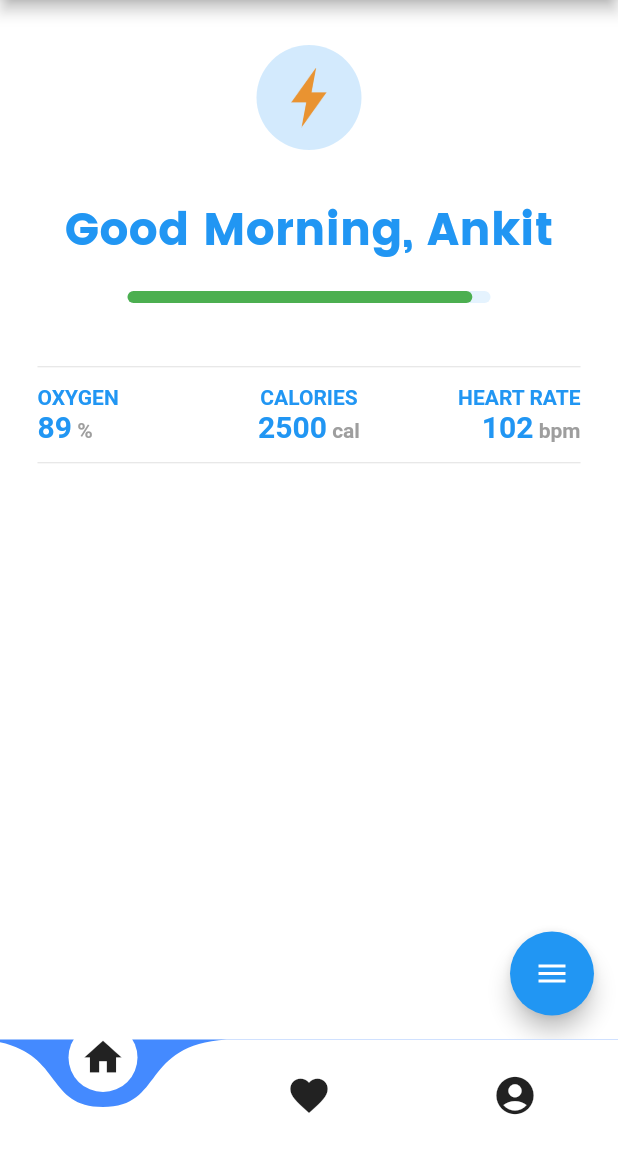
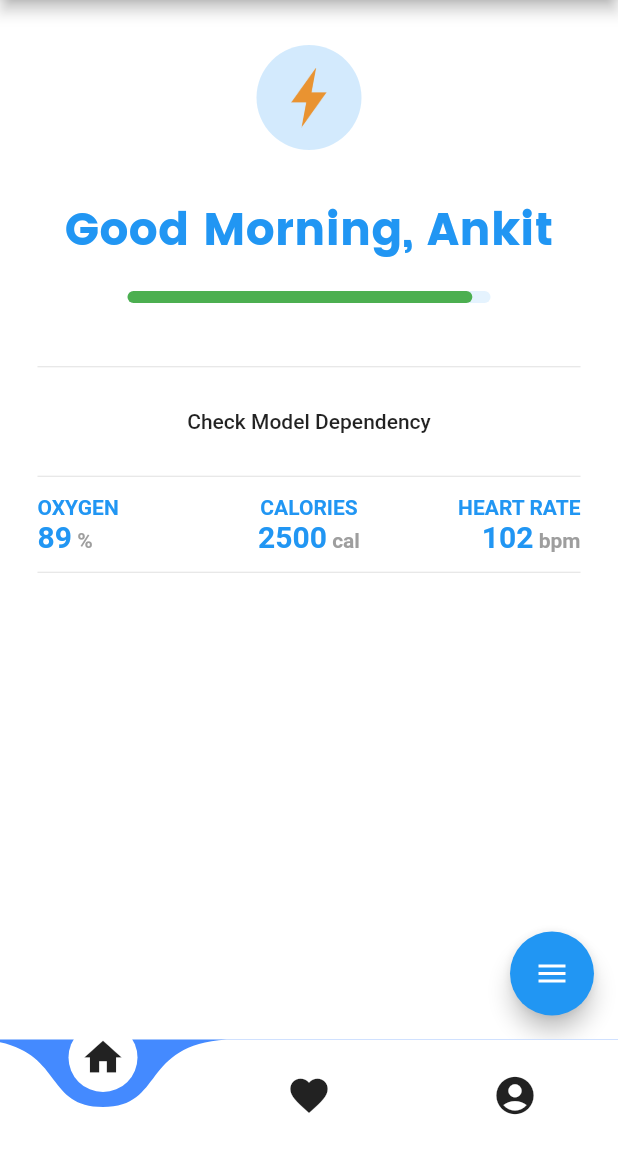
Before and after one commit to ankitvashisht12/sepsis-app, a Flutter app: the screen it shows after launch, on a phone screen of 412 x 824 dp, the part 84-1236 px from its top. Run offline on Flutter 3.47's test engine with Material 2 defaults, Android fonts, the phone set to English and light mode, and no system bars; drawn by our look-alikes of curved_navigation_bar, flutter_speed_dial, percent_indicator.

Commit message:
Added model dependency in dashboard

```diff
--- a/lib/main.dart
+++ b/lib/main.dart
@@ -3,6 +3,7 @@ import 'package:curved_navigation_bar/curved_navigation_bar.dart';
 import 'screens/dashboard.dart';
 import 'screens/health_tips.dart';
 import 'screens/account.dart';
+
 
 void main() => runApp(MyApp());
 
--- a/lib/screens/dashboard.dart
+++ b/lib/screens/dashboard.dart
@@ -2,6 +2,7 @@ import 'package:flutter/material.dart';
 import 'package:percent_indicator/linear_percent_indicator.dart';
 import 'package:percent_indicator/circular_percent_indicator.dart';
 import 'package:flutter_speed_dial/flutter_speed_dial.dart';
+import 'package:sepsis/screens/sepsis_status.dart';
 
 
 class Dashboard extends StatefulWidget {
@@ -10,6 +11,88 @@ class Dashboard extends StatefulWidget {
 }
 
 class _DashboardState extends State<Dashboard> {
+
+  var modelDependency = [
+    ["ICU length-of-stay (hours since ICU admit)","ICULOS", 14.520393],
+    ["Bilirubin direct (mg/dL)","Bilirubin_direct", 10.181544],
+    ["Total bilirubin (mg/dL)","Bilirubin_total", 6.178287],
+    ["Fibrinogen","Fibrinogen" , 5.897129],
+    ["Respiration rate (breaths per minute)","Resp", 5.722527],
+    ["Administrative identifier for ICU unit (MICU)","Unit1", 5.383108],
+    ["Heart rate","HR", 5.060755],
+    ["Blood urea nitrogen (mg/dL)","BUN", 4.432900],
+    ["Temperature (Deg C)","Temp", 4.320148],
+    ["Leukocyte count (count*10^3/µL)","WBC", 4.243034],
+    ["Measure of excess bicarbonate (mmol/L)","BaseExcess", 3.473745],
+    ["Partial pressure of carbon dioxide from arterial blood (mm Hg)","PaCO2", 3.326594],
+    ["Creatinine","Creatinine", 3.258294],
+    ["Fraction of inspired oxygen","FiO2", 3.093767],
+    ["Partial thromboplastin time (seconds)","PTT", 3.05],
+    ["Alkaline phosphatase (IU/L)","Alkalinephos", 2.87],
+    ["Phosphate","Phosphate", 1.41],
+    ["Glucose","Glucose", 1.11],
+    ["Magnesium","Magnesium", 0.95],
+    ["Gender","Gender", 0.84],
+    ["Diastolic BP (mm Hg)","DBP", 0.82],
+    ["Oxygen saturation from arterial blood","SaO2", 0.77],
+    ["Platelets","Platelets", 0.54],
+    ["pH","pH", 0.20],
+    ["Age","Age", 0.08],
+    ["Bicarbonate (mmol/L)","HCO3", -0.14],
+    ["Systolic BP (mm Hg)","SBP", -0.18],
+    ["Mean arterial pressure (mm Hg)","MAP", -0.36],
+    ["Potassium","Potassium", -0.35],
+    ["Pulse oximetry (%)","O2Sat", -1.06],
+    ["Chloride","Chloride", -1.33],
+    ["Calcium","Calcium",-2.03],
+    ["Aspartate transaminase (IU/L)","AST",-2.09],
+    ["Hematocrit (%)","Hct",-2.67],
+    ["Hours between hospital admit and ICU admit","HospAdmTime",-3.03],
+    ["Hemoglobin (g/dL)","Hgb",-4.27],
+    ["Administrative identifier for ICU unit (SICU)","Unit2",-5.38],
+  ];
+
+  _showModelDependency(BuildContext context){
+    showModalBottomSheet(
+      context: context,
+      builder: (BuildContext context){
+        return ListView.builder(
+          itemCount: modelDependency.length,
+          itemBuilder: (context, idx){
+            var term = modelDependency[0][0];
+            var shortTerm = modelDependency[0][1];
+            var percent = modelDependency[0][2];
+
+            return ListTile(
+              title: Text("$term"),
+              subtitle: Text("$shortTerm"),
+              trailing: Text("$percent %"),
+            );
+          },
+        );
+      }
+    );
+  }
+
+  createAlertDialog(BuildContext context){
+    return showDialog(
+                context: context,
+                builder: (context) => AlertDialog(
+                  title: Text("Coming Soon..."),
+                  actions: <Widget>[
+                    FlatButton(
+                      child: Text("OK"),
+                      onPressed: (){
+                        Navigator.of(context).pop();
+                      },
+                    ),
+                  ],
+                  elevation: 20.0,
+                  ),
+                barrierDismissible: true,
+              );
+  }
+
   @override
   Widget build(BuildContext context) {
     return Scaffold(
@@ -42,25 +125,13 @@ class _DashboardState extends State<Dashboard> {
           SpeedDialChild(
             child: Icon(Icons.camera_alt),
             label: "Take OCR",
-            onTap: ()=>print("Taking OCR")
+            onTap: ()=>createAlertDialog(context)
           ),
           SpeedDialChild(
             child: Icon(Icons.add),
             label: "Add Manually",
             onTap: (){
-              showDialog(
-                context: context,
-                builder: (_) => AlertDialog(
-                  title: Text("Coming Soon..."),
-                  actions: <Widget>[
-                    FlatButton(
-                      child: Text("OK"),
-                    ),
-                  ],
-                  elevation: 20.0,
-                  ),
-                barrierDismissible: true,
-              );
+              SepsisStatus();
             }
           ),
         ],
@@ -119,6 +190,20 @@ class _DashboardState extends State<Dashboard> {
                             ),
                           ],
                         ),
+                      ),
+                      Divider(
+                        height: 25,
+                        color: Colors.grey[300],
+                      ),
+                      Container(
+                        child: Center(
+                          child: FlatButton(
+                            child: Text("Check Model Dependency"),
+                            onPressed: (){
+                              _showModelDependency(context);
+                            },
+                          ),
+                        )
                       ),
                       Divider(
                         height: 25,
```
Also changed, not shown: lib/screens/sepsis_status.dart (added, +51 -0 lines).
